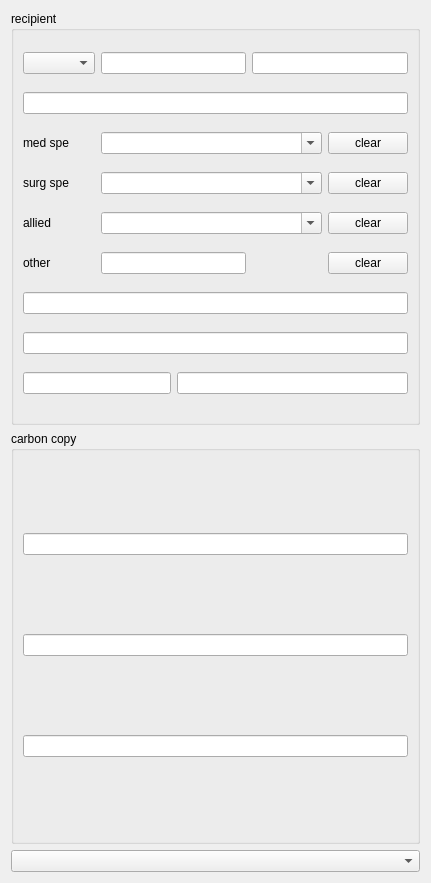
Qt form global_resources/forms/subforms/generic/clinical_letter/ui/xx/clinical_letter.ui (FreeHealth/freehealth) before a commit.
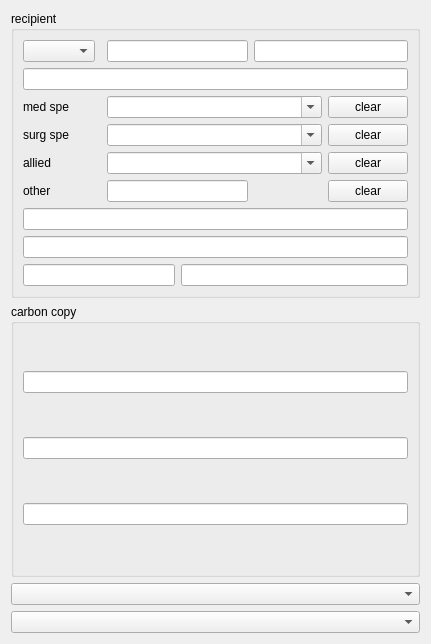
The same form after that commit.

Patch:
```diff
--- a/global_resources/forms/subforms/generic/clinical_letter/ui/xx/clinical_letter.ui
+++ b/global_resources/forms/subforms/generic/clinical_letter/ui/xx/clinical_letter.ui
@@ -7,7 +7,7 @@
     <x>0</x>
     <y>0</y>
     <width>431</width>
-    <height>883</height>
+    <height>644</height>
    </rect>
   </property>
   <property name="windowTitle">
@@ -32,13 +32,13 @@
       <item row="0" column="0">
        <widget class="QComboBox" name="titleComboBox"/>
       </item>
-      <item row="0" column="1" colspan="2">
+      <item row="0" column="2" colspan="2">
        <widget class="QLineEdit" name="givenNameLineEdit"/>
       </item>
-      <item row="0" column="3" colspan="2">
+      <item row="0" column="4" colspan="2">
        <widget class="QLineEdit" name="surnameLineEdit"/>
       </item>
-      <item row="1" column="0" colspan="5">
+      <item row="1" column="0" colspan="6">
        <widget class="QLineEdit" name="healthFacilityLineEdit"/>
       </item>
       <item row="2" column="0">
@@ -48,21 +48,21 @@
         </property>
        </widget>
       </item>
-      <item row="2" column="1" colspan="3">
+      <item row="2" column="2" colspan="3">
        <widget class="QComboBox" name="medicalSpecialtyComboBox">
         <property name="editable">
          <bool>true</bool>
         </property>
        </widget>
       </item>
-      <item row="3" column="1" colspan="3">
+      <item row="3" column="2" colspan="3">
        <widget class="QComboBox" name="surgicalSpecialtyComboBox">
         <property name="editable">
          <bool>true</bool>
         </property>
        </widget>
       </item>
-      <item row="2" column="4">
+      <item row="2" column="5">
        <widget class="QPushButton" name="medicalSpecialtyClearPushButton">
         <property name="text">
          <string>clear</string>
@@ -76,14 +76,17 @@
         </property>
        </widget>
       </item>
-      <item row="4" column="1" colspan="3">
+      <item row="4" column="2" colspan="3">
        <widget class="QComboBox" name="alliedHealthProfessionsComboBox">
         <property name="editable">
          <bool>true</bool>
         </property>
        </widget>
       </item>
-      <item row="3" column="4">
+      <item row="6" column="0" colspan="6">
+       <widget class="QLineEdit" name="address1LineEdit"/>
+      </item>
+      <item row="3" column="5">
        <widget class="QPushButton" name="surgicalSpecialtyClearPushButton">
         <property name="text">
          <string>clear</string>
@@ -97,25 +100,25 @@
         </property>
        </widget>
       </item>
-      <item row="6" column="0" colspan="5">
-       <widget class="QLineEdit" name="address1LineEdit"/>
-      </item>
-      <item row="4" column="4">
-       <widget class="QPushButton" name="alliedHealthProfessionsClearPushButton">
-        <property name="text">
-         <string>clear</string>
-        </property>
-       </widget>
-      </item>
-      <item row="7" column="0" colspan="5">
+      <item row="7" column="0" colspan="6">
        <widget class="QLineEdit" name="address2LineEdit"/>
       </item>
-      <item row="8" column="2" colspan="3">
-       <widget class="QLineEdit" name="cityLineEdit"/>
+      <item row="4" column="5">
+       <widget class="QPushButton" name="alliedHealthProfessionsClearPushButton">
+        <property name="text">
+         <string>clear</string>
+        </property>
+       </widget>
       </item>
-      <item row="8" column="0" colspan="2">
+      <item row="8" column="0" colspan="3">
        <widget class="QLineEdit" name="zipLineEdit"/>
       </item>
+      <item row="8" column="3" colspan="3">
+       <widget class="QLineEdit" name="cityLineEdit"/>
+      </item>
+      <item row="5" column="2" colspan="2">
+       <widget class="QLineEdit" name="otherRecipientLineEdit"/>
+      </item>
       <item row="5" column="0">
        <widget class="QLabel" name="otherRecipientLabel">
         <property name="text">
@@ -123,21 +126,46 @@
         </property>
        </widget>
       </item>
-      <item row="5" column="1" colspan="2">
-       <widget class="QLineEdit" name="otherRecipientLineEdit"/>
-      </item>
-      <item row="5" column="4">
+      <item row="5" column="5">
        <widget class="QPushButton" name="otherRecipientClearPushButton">
         <property name="text">
          <string>clear</string>
         </property>
        </widget>
       </item>
+      <item row="0" column="1">
+       <widget class="QComboBox" name="titlePrintComboBox">
+        <property name="enabled">
+         <bool>false</bool>
+        </property>
+        <property name="sizePolicy">
+         <sizepolicy hsizetype="Fixed" vsizetype="Fixed">
+          <horstretch>0</horstretch>
+          <verstretch>0</verstretch>
+         </sizepolicy>
+        </property>
+        <property name="maximumSize">
+         <size>
+          <width>0</width>
+          <height>0</height>
+         </size>
+        </property>
+        <property name="editable">
+         <bool>false</bool>
+        </property>
+       </widget>
+      </item>
      </layout>
     </widget>
    </item>
    <item>
     <widget class="QGroupBox" name="carbonCopyGroupBox">
+     <property name="sizePolicy">
+      <sizepolicy hsizetype="Preferred" vsizetype="Minimum">
+       <horstretch>0</horstretch>
+       <verstretch>0</verstretch>
+      </sizepolicy>
+     </property>
      <property name="title">
       <string>carbon copy</string>
      </property>
@@ -155,7 +183,10 @@
     </widget>
    </item>
    <item>
-    <layout class="QFormLayout" name="letterFormLayout"/>
+    <widget class="QComboBox" name="salutationComboBox"/>
+   </item>
+   <item>
+    <layout class="QGridLayout" name="letterGridLayout"/>
    </item>
    <item>
     <widget class="QComboBox" name="signOffComboBox"/>
```
Left out of the diff: 38 changed lines with no effect on the pictures.
